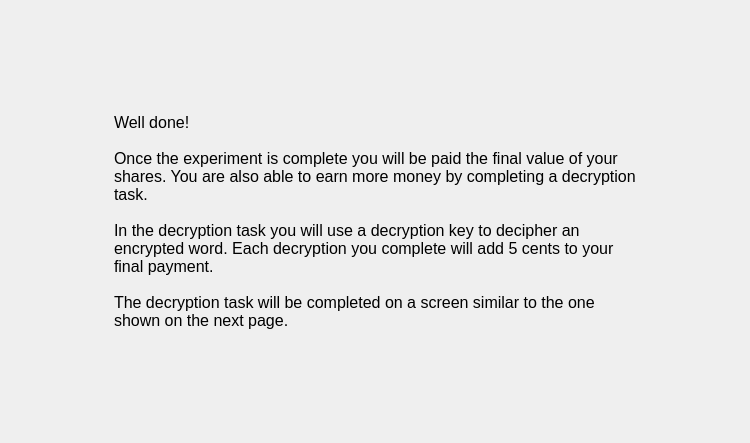
Old version of the form MarketSimulation/instructionscreen4.ui in the repository dwattttt/marketsim.
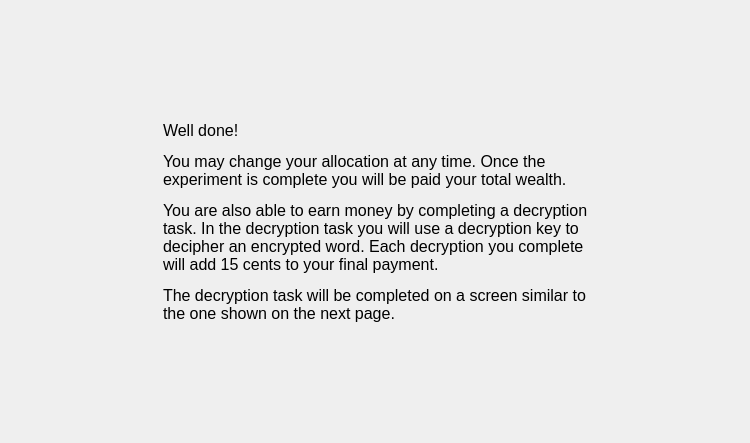
New version of the form.

Commit message: Tidied up all the decryption related screens.

The edit to the form file:
```diff
--- a/MarketSimulation/instructionscreen4.ui
+++ b/MarketSimulation/instructionscreen4.ui
@@ -44,24 +44,22 @@
      </item>
      <item>
       <widget class="QLabel" name="label">
+       <property name="sizePolicy">
+        <sizepolicy hsizetype="Preferred" vsizetype="Maximum">
+         <horstretch>0</horstretch>
+         <verstretch>0</verstretch>
+        </sizepolicy>
+       </property>
        <property name="font">
         <font>
          <pointsize>12</pointsize>
         </font>
        </property>
        <property name="text">
-        <string>Well done!
-
-Once the experiment is complete you will be paid the final value of your
-shares. You are also able to earn more money by completing a decryption
-task.
-
-In the decryption task you will use a decryption key to decipher an
-encrypted word. Each decryption you complete will add 5 cents to your
-final payment.
-
-The decryption task will be completed on a screen similar to the one
-shown on the next page.</string>
+        <string>&lt;html&gt;&lt;head/&gt;&lt;body&gt;&lt;p&gt;Well done!&lt;/p&gt;&lt;p&gt;You may change your allocation at any time. Once the experiment is complete you will be paid your total wealth. &lt;/p&gt;&lt;p&gt;You are also able to earn money by completing a decryption task. In the decryption task you will use a decryption key to decipher an encrypted word. Each decryption you complete will add 15 cents to your final payment.&lt;/p&gt;&lt;p&gt;The decryption task will be completed on a screen similar to the one shown on the next page. &lt;/p&gt;&lt;/body&gt;&lt;/html&gt;</string>
+       </property>
+       <property name="wordWrap">
+        <bool>true</bool>
        </property>
       </widget>
      </item>
```
The commit also changes 10 other files.
